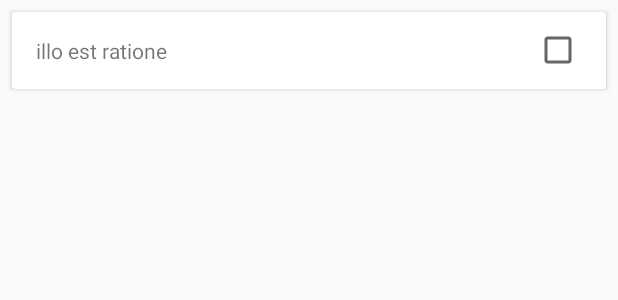
After one commit to sergeykamyshov/HomeTasks, an Android app: the layout todo_item_layout.xml on its own in the app's theme, with its tools: preview values and no code run, on a phone screen of 412 x 824 dp. The commit adds this screen. Shown: the top 300 px of the screen. Run offline under Robolectric (Android 15) with nearby library versions, the phone set to English and light mode, and no system bars.

Commit message:
Добавил карточку с задачей из списка дел

```diff
--- a/FiveCards/app/src/main/java/ru/sergeykamyshov/fivecards/fragments/CardsFragment.java
+++ b/FiveCards/app/src/main/java/ru/sergeykamyshov/fivecards/fragments/CardsFragment.java
@@ -21,6 +21,7 @@ import ru.sergeykamyshov.fivecards.utils.QueryUtils;
 import static ru.sergeykamyshov.fivecards.utils.QueryUtils.COMMENT_TYPE;
 import static ru.sergeykamyshov.fivecards.utils.QueryUtils.IMAGE_TYPE;
 import static ru.sergeykamyshov.fivecards.utils.QueryUtils.POST_TYPE;
+import static ru.sergeykamyshov.fivecards.utils.QueryUtils.TODO_TYPE;
 import static ru.sergeykamyshov.fivecards.utils.QueryUtils.USERS_TYPE;
 
 /**
@@ -67,6 +68,9 @@ public class CardsFragment extends Fragment {
             List<CardType> imageTypes = QueryUtils.fetchCardTypeData(IMAGE_TYPE);
             data.add(imageTypes.get(0));
 
+            List<CardType> todoTypes = QueryUtils.fetchCardTypeData(TODO_TYPE);
+            data.add(todoTypes.get(0));
+
             return data;
         }
 
--- /dev/null
+++ b/FiveCards/app/src/main/res/layout/todo_item_layout.xml
@@ -0,0 +1,34 @@
+<?xml version="1.0" encoding="utf-8"?>
+<android.support.v7.widget.CardView
+    xmlns:android="http://schemas.android.com/apk/res/android"
+    xmlns:tools="http://schemas.android.com/tools"
+    android:layout_width="match_parent"
+    android:layout_height="wrap_content"
+    android:layout_marginLeft="8dp"
+    android:layout_marginRight="8dp"
+    android:layout_marginTop="8dp">
+
+    <LinearLayout
+        android:layout_width="match_parent"
+        android:layout_height="wrap_content"
+        android:gravity="center"
+        android:orientation="horizontal">
+
+        <TextView
+            android:id="@+id/text_todo_title"
+            android:layout_width="0dp"
+            android:layout_height="wrap_content"
+            android:layout_margin="16dp"
+            android:layout_weight="1"
+            android:textSize="14sp"
+            tools:text="illo est ratione"/>
+
+        <CheckBox
+            android:id="@+id/checkbox_todo_completed"
+            android:layout_width="48dp"
+            android:layout_height="48dp"
+            android:checked="false"/>
+
+    </LinearLayout>
+
+</android.support.v7.widget.CardView>
```
Also changed, not shown: FiveCards/app/src/main/java/ru/sergeykamyshov/fivecards/adapters/CardViewAdapter.java (+28 -0 lines), FiveCards/app/src/main/java/ru/sergeykamyshov/fivecards/model/TodoType.java (added, +31 -0 lines), FiveCards/app/src/main/java/ru/sergeykamyshov/fivecards/utils/QueryUtils.java (+32 -0 lines).
